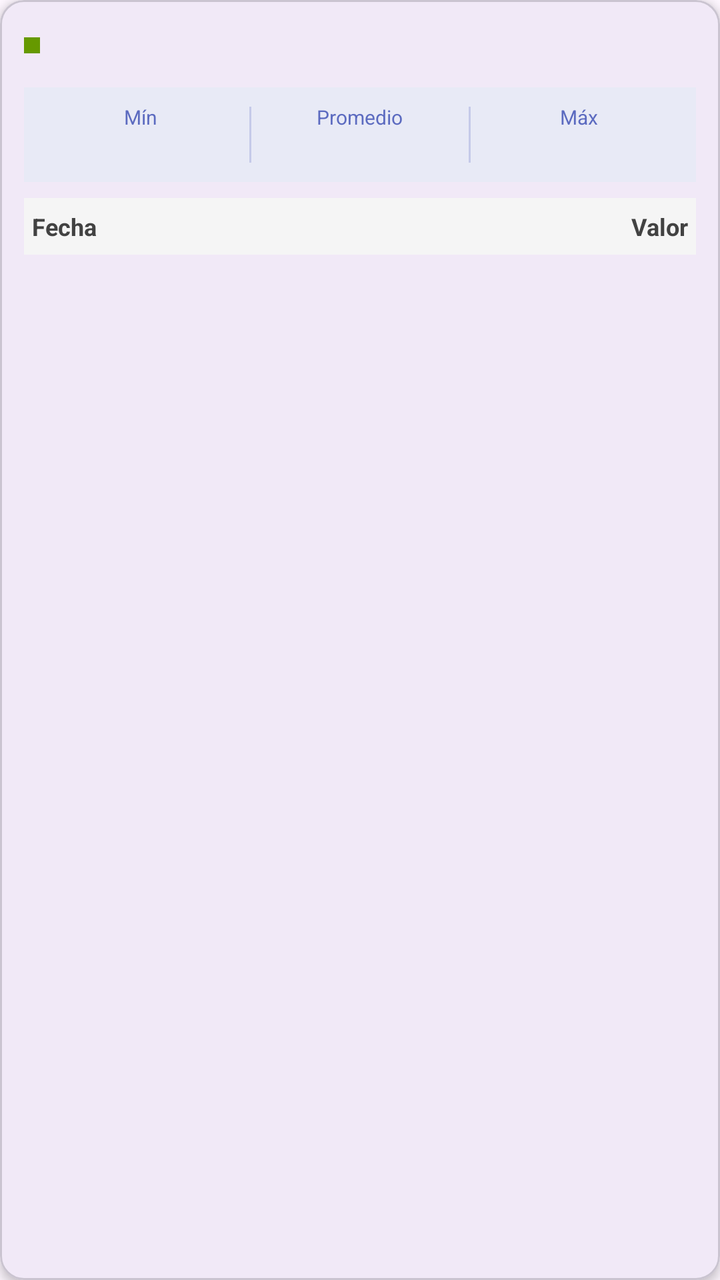
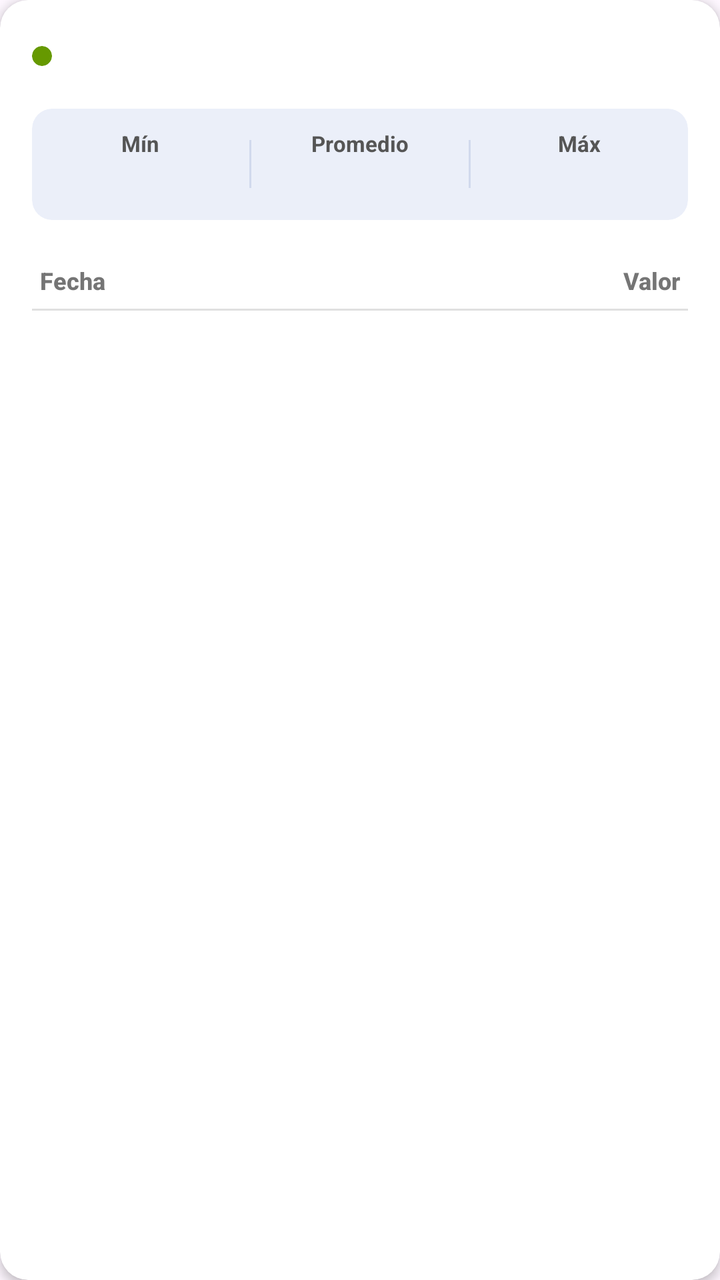

An Android layout rendered at two revisions. The XML below is the earlier revision; the diff shows what the commit changed to produce the second picture.
<!-- AndroidManifest.xml: application theme Theme.SMCAIOT -->
<!-- res/layout/item_sensor_table.xml -->
<?xml version="1.0" encoding="utf-8"?>
<com.google.android.material.card.MaterialCardView
    xmlns:android="http://schemas.android.com/apk/res/android"
    xmlns:app="http://schemas.android.com/apk/res-auto"
    android:layout_width="match_parent"
    android:layout_height="wrap_content"
    android:layout_marginHorizontal="12dp"
    android:layout_marginVertical="6dp"
    app:cardCornerRadius="12dp"
    app:cardElevation="3dp">

    <LinearLayout
        android:layout_width="match_parent"
        android:layout_height="wrap_content"
        android:orientation="vertical"
        android:padding="12dp">

        
        <LinearLayout
            android:layout_width="match_parent"
            android:layout_height="wrap_content"
            android:orientation="horizontal"
            android:gravity="center_vertical">

            <View
                android:id="@+id/viewSensorColor"
                android:layout_width="8dp"
                android:layout_height="8dp"
                android:layout_marginEnd="8dp"
                android:background="@android:color/holo_green_dark" />

            <TextView
                android:id="@+id/tvSensorName"
                android:layout_width="0dp"
                android:layout_height="wrap_content"
                android:layout_weight="1"
                android:textSize="14sp"
                android:textStyle="bold"
                android:textColor="#212121" />

            <TextView
                android:id="@+id/tvCurrentValue"
                android:layout_width="wrap_content"
                android:layout_height="wrap_content"
                android:textSize="16sp"
                android:textStyle="bold"
                android:textColor="#1565C0" />
        </LinearLayout>

        <TextView
            android:id="@+id/tvDisplayName"
            android:layout_width="wrap_content"
            android:layout_height="wrap_content"
            android:layout_marginStart="16dp"
            android:textSize="11sp"
            android:textColor="#757575"
            android:visibility="gone" />

        
        <LinearLayout
            android:id="@+id/llSummary"
            android:layout_width="match_parent"
            android:layout_height="wrap_content"
            android:orientation="horizontal"
            android:layout_marginTop="10dp"
            android:paddingVertical="8dp"
            android:paddingHorizontal="4dp"
            android:background="#E8EAF6"
            android:gravity="center_vertical">

            <LinearLayout
                android:layout_width="0dp"
                android:layout_height="wrap_content"
                android:layout_weight="1"
                android:orientation="vertical"
                android:gravity="center">

                <TextView
                    android:layout_width="wrap_content"
                    android:layout_height="wrap_content"
                    android:text="Mín"
                    android:textSize="10sp"
                    android:textColor="#5C6BC0" />

                <TextView
                    android:id="@+id/tvMinValue"
                    android:layout_width="wrap_content"
                    android:layout_height="wrap_content"
                    android:textSize="13sp"
                    android:textStyle="bold"
                    android:textColor="#283593" />
            </LinearLayout>

            <View
                android:layout_width="1dp"
                android:layout_height="28dp"
                android:background="#C5CAE9" />

            <LinearLayout
                android:layout_width="0dp"
                android:layout_height="wrap_content"
                android:layout_weight="1"
                android:orientation="vertical"
                android:gravity="center">

                <TextView
                    android:layout_width="wrap_content"
                    android:layout_height="wrap_content"
                    android:text="Promedio"
                    android:textSize="10sp"
                    android:textColor="#5C6BC0" />

                <TextView
                    android:id="@+id/tvAvgValue"
                    android:layout_width="wrap_content"
                    android:layout_height="wrap_content"
                    android:textSize="13sp"
                    android:textStyle="bold"
                    android:textColor="#283593" />
            </LinearLayout>

            <View
                android:layout_width="1dp"
                android:layout_height="28dp"
                android:background="#C5CAE9" />

            <LinearLayout
                android:layout_width="0dp"
                android:layout_height="wrap_content"
                android:layout_weight="1"
                android:orientation="vertical"
                android:gravity="center">

                <TextView
                    android:layout_width="wrap_content"
                    android:layout_height="wrap_content"
                    android:text="Máx"
                    android:textSize="10sp"
                    android:textColor="#5C6BC0" />

                <TextView
                    android:id="@+id/tvMaxValue"
                    android:layout_width="wrap_content"
                    android:layout_height="wrap_content"
                    android:textSize="13sp"
                    android:textStyle="bold"
                    android:textColor="#283593" />
            </LinearLayout>
        </LinearLayout>

        
        <LinearLayout
            android:layout_width="match_parent"
            android:layout_height="wrap_content"
            android:orientation="horizontal"
            android:layout_marginTop="8dp"
            android:paddingVertical="6dp"
            android:paddingHorizontal="4dp"
            android:background="#F5F5F5">

            <TextView
                android:layout_width="0dp"
                android:layout_height="wrap_content"
                android:layout_weight="1"
                android:text="Fecha"
                android:textSize="12sp"
                android:textStyle="bold"
                android:textColor="#424242" />

            <TextView
                android:layout_width="0dp"
                android:layout_height="wrap_content"
                android:layout_weight="1"
                android:text="Valor"
                android:textSize="12sp"
                android:textStyle="bold"
                android:textColor="#424242"
                android:gravity="end" />
        </LinearLayout>

        
        <LinearLayout
            android:id="@+id/llTableRows"
            android:layout_width="match_parent"
            android:layout_height="wrap_content"
            android:orientation="vertical" />

    </LinearLayout>
</com.google.android.material.card.MaterialCardView>
<!-- resources referenced by this layout -->
<resources>
  <style name="Theme.SMCAIOT" parent="Base.Theme.SMCAIOT" />
  <style name="Base.Theme.SMCAIOT" parent="Theme.Material3.DayNight.NoActionBar">
          
          
      </style>
</resources>

<!-- the commit's change to res/layout/item_sensor_table.xml (unified diff, before → after) -->
@@ -4,159 +4,186 @@
     xmlns:app="http://schemas.android.com/apk/res-auto"
     android:layout_width="match_parent"
     android:layout_height="wrap_content"
-    android:layout_marginHorizontal="12dp"
-    android:layout_marginVertical="6dp"
-    app:cardCornerRadius="12dp"
-    app:cardElevation="3dp">
+    android:layout_marginHorizontal="16dp"
+    android:layout_marginVertical="8dp"
+    app:cardBackgroundColor="@color/white"
+    app:cardCornerRadius="14dp"
+    app:cardElevation="3dp"
+    app:strokeWidth="0dp">
 
     <LinearLayout
         android:layout_width="match_parent"
         android:layout_height="wrap_content"
         android:orientation="vertical"
-        android:padding="12dp">
-
-        
+        android:padding="16dp">
+
         <LinearLayout
             android:layout_width="match_parent"
             android:layout_height="wrap_content"
             android:orientation="horizontal"
             android:gravity="center_vertical">
 
-            <View
-                android:id="@+id/viewSensorColor"
-                android:layout_width="8dp"
-                android:layout_height="8dp"
-                android:layout_marginEnd="8dp"
-                android:background="@android:color/holo_green_dark" />
+            <com.google.android.material.card.MaterialCardView
+                android:layout_width="10dp"
+                android:layout_height="10dp"
+                app:cardCornerRadius="5dp"
+                app:cardElevation="0dp"
+                app:strokeWidth="0dp"
+                app:cardBackgroundColor="@android:color/holo_green_dark">
+                <View
+                    android:id="@+id/viewSensorColor"
+                    android:layout_width="match_parent"
+                    android:layout_height="match_parent" />
+            </com.google.android.material.card.MaterialCardView>
 
             <TextView
                 android:id="@+id/tvSensorName"
                 android:layout_width="0dp"
                 android:layout_height="wrap_content"
                 android:layout_weight="1"
-                android:textSize="14sp"
-                android:textStyle="bold"
-                android:textColor="#212121" />
+                android:layout_marginStart="10dp"
+                android:textSize="15sp"
+                android:textStyle="bold"
+                android:textColor="#333333"
+                android:fontFamily="sans-serif-medium" />
 
             <TextView
                 android:id="@+id/tvCurrentValue"
                 android:layout_width="wrap_content"
                 android:layout_height="wrap_content"
-                android:textSize="16sp"
-                android:textStyle="bold"
-                android:textColor="#1565C0" />
+                android:textSize="18sp"
+                android:textStyle="bold"
+                android:textColor="@color/principal"
+                android:fontFamily="sans-serif-medium" />
         </LinearLayout>
 
         <TextView
             android:id="@+id/tvDisplayName"
             android:layout_width="wrap_content"
             android:layout_height="wrap_content"
-            android:layout_marginStart="16dp"
+            android:layout_marginStart="20dp"
             android:textSize="11sp"
             android:textColor="#757575"
             android:visibility="gone" />
 
-        
+        <com.google.android.material.card.MaterialCardView
+            android:id="@+id/llSummaryContainer"
+            android:layout_width="match_parent"
+            android:layout_height="wrap_content"
+            android:layout_marginTop="14dp"
+            app:cardBackgroundColor="@color/blanco_azulado"
+            app:cardCornerRadius="10dp"
+            app:cardElevation="0dp"
+            app:strokeWidth="0dp">
+
+            <LinearLayout
+                android:id="@+id/llSummary"
+                android:layout_width="match_parent"
+                android:layout_height="wrap_content"
+                android:orientation="horizontal"
+                android:paddingVertical="10dp"
+                android:gravity="center_vertical">
+
+                <LinearLayout
+                    android:layout_width="0dp"
+                    android:layout_height="wrap_content"
+                    android:layout_weight="1"
+                    android:orientation="vertical"
+                    android:gravity="center">
+
+                    <TextView
+                        android:layout_width="wrap_content"
+                        android:layout_height="wrap_content"
+                        android:text="Mín"
+                        android:textSize="11sp"
+                        android:textStyle="bold"
+                        android:textColor="#555555"
+                        android:fontFamily="sans-serif" />
+
+                    <TextView
+                        android:id="@+id/tvMinValue"
+                        android:layout_width="wrap_content"
+                        android:layout_height="wrap_content"
+                        android:layout_marginTop="2dp"
+                        android:textSize="14sp"
+                        android:textStyle="bold"
+                        android:textColor="@color/principal"
+                        android:fontFamily="sans-serif-medium" />
+                </LinearLayout>
+
+                <View
+                    android:layout_width="1dp"
+                    android:layout_height="24dp"
+                    android:background="#D1D9ED" />
+
+                <LinearLayout
+                    android:layout_width="0dp"
+                    android:layout_height="wrap_content"
+                    android:layout_weight="1"
+                    android:orientation="vertical"
+                    android:gravity="center">
+
+                    <TextView
+                        android:layout_width="wrap_content"
+                        android:layout_height="wrap_content"
+                        android:text="Promedio"
+                        android:textSize="11sp"
+                        android:textStyle="bold"
+                        android:textColor="#555555"
+                        android:fontFamily="sans-serif" />
+
+                    <TextView
+                        android:id="@+id/tvAvgValue"
+                        android:layout_width="wrap_content"
+                        android:layout_height="wrap_content"
+                        android:layout_marginTop="2dp"
+                        android:textSize="14sp"
+                        android:textStyle="bold"
+                        android:textColor="@color/principal"
+                        android:fontFamily="sans-serif-medium" />
+                </LinearLayout>
+
+                <View
+                    android:layout_width="1dp"
+                    android:layout_height="24dp"
+                    android:background="#D1D9ED" />
+
+                <LinearLayout
+                    android:layout_width="0dp"
+                    android:layout_height="wrap_content"
+                    android:layout_weight="1"
+                    android:orientation="vertical"
+                    android:gravity="center">
+
+                    <TextView
+                        android:layout_width="wrap_content"
+                        android:layout_height="wrap_content"
+                        android:text="Máx"
+                        android:textSize="11sp"
+                        android:textStyle="bold"
+                        android:textColor="#555555"
+                        android:fontFamily="sans-serif" />
+
+                    <TextView
+                        android:id="@+id/tvMaxValue"
+                        android:layout_width="wrap_content"
+                        android:layout_height="wrap_content"
+                        android:layout_marginTop="2dp"
+                        android:textSize="14sp"
+                        android:textStyle="bold"
+                        android:textColor="@color/principal"
+                        android:fontFamily="sans-serif-medium" />
+                </LinearLayout>
+            </LinearLayout>
+        </com.google.android.material.card.MaterialCardView>
+
         <LinearLayout
-            android:id="@+id/llSummary"
             android:layout_width="match_parent"
             android:layout_height="wrap_content"
             android:orientation="horizontal"
-            android:layout_marginTop="10dp"
-            android:paddingVertical="8dp"
-            android:paddingHorizontal="4dp"
-            android:background="#E8EAF6"
-            android:gravity="center_vertical">
-
-            <LinearLayout
-                android:layout_width="0dp"
-                android:layout_height="wrap_content"
-                android:layout_weight="1"
-                android:orientation="vertical"
-                android:gravity="center">
-
-                <TextView
-                    android:layout_width="wrap_content"
-                    android:layout_height="wrap_content"
-                    android:text="Mín"
-                    android:textSize="10sp"
-                    android:textColor="#5C6BC0" />
-
-                <TextView
-                    android:id="@+id/tvMinValue"
-                    android:layout_width="wrap_content"
-                    android:layout_height="wrap_content"
-                    android:textSize="13sp"
-                    android:textStyle="bold"
-                    android:textColor="#283593" />
-            </LinearLayout>
-
-            <View
-                android:layout_width="1dp"
-                android:layout_height="28dp"
-                android:background="#C5CAE9" />
-
-            <LinearLayout
-                android:layout_width="0dp"
-                android:layout_height="wrap_content"
-                android:layout_weight="1"
-                android:orientation="vertical"
-                android:gravity="center">
-
-                <TextView
-                    android:layout_width="wrap_content"
-                    android:layout_height="wrap_content"
-                    android:text="Promedio"
-                    android:textSize="10sp"
-                    android:textColor="#5C6BC0" />
-
-                <TextView
-                    android:id="@+id/tvAvgValue"
-                    android:layout_width="wrap_content"
-                    android:layout_height="wrap_content"
-                    android:textSize="13sp"
-                    android:textStyle="bold"
-                    android:textColor="#283593" />
-            </LinearLayout>
-
-            <View
-                android:layout_width="1dp"
-                android:layout_height="28dp"
-                android:background="#C5CAE9" />
-
-            <LinearLayout
-                android:layout_width="0dp"
-                android:layout_height="wrap_content"
-                android:layout_weight="1"
-                android:orientation="vertical"
-                android:gravity="center">
-
-                <TextView
-                    android:layout_width="wrap_content"
-                    android:layout_height="wrap_content"
-                    android:text="Máx"
-                    android:textSize="10sp"
-                    android:textColor="#5C6BC0" />
-
-                <TextView
-                    android:id="@+id/tvMaxValue"
-                    android:layout_width="wrap_content"
-                    android:layout_height="wrap_content"
-                    android:textSize="13sp"
-                    android:textStyle="bold"
-                    android:textColor="#283593" />
-            </LinearLayout>
-        </LinearLayout>
-
-        
-        <LinearLayout
-            android:layout_width="match_parent"
-            android:layout_height="wrap_content"
-            android:orientation="horizontal"
-            android:layout_marginTop="8dp"
+            android:layout_marginTop="16dp"
             android:paddingVertical="6dp"
-            android:paddingHorizontal="4dp"
-            android:background="#F5F5F5">
+            android:paddingHorizontal="4dp">
 
             <TextView
                 android:layout_width="0dp"
@@ -165,7 +192,8 @@
                 android:text="Fecha"
                 android:textSize="12sp"
                 android:textStyle="bold"
-                android:textColor="#424242" />
+                android:textColor="#757575"
+                android:fontFamily="sans-serif-medium" />
 
             <TextView
                 android:layout_width="0dp"
@@ -174,11 +202,17 @@
                 android:text="Valor"
                 android:textSize="12sp"
                 android:textStyle="bold"
-                android:textColor="#424242"
+                android:textColor="#757575"
+                android:fontFamily="sans-serif-medium"
                 android:gravity="end" />
         </LinearLayout>
 
-        
+        <View
+            android:layout_width="match_parent"
+            android:layout_height="1dp"
+            android:background="#E0E0E0"
+            android:layout_marginBottom="4dp" />
+
         <LinearLayout
             android:id="@+id/llTableRows"
             android:layout_width="match_parent"
<!-- resource entries referenced after the edit -->
@@ -1,9 +1,25 @@
 <!-- resources referenced by this layout -->
 <resources>
+  <color name="blanco_azulado">#EBEFF9</color>
+  <color name="principal">#274292</color>
+  <color name="white">#FFFFFFFF</color>
   <style name="Theme.SMCAIOT" parent="Base.Theme.SMCAIOT" />
   <style name="Base.Theme.SMCAIOT" parent="Theme.Material3.DayNight.NoActionBar">
-          
-          
+          <item name="colorPrimary">@color/principal</item>
+          <item name="colorOnPrimary">@color/white</item>
+  
+          <item name="chipStyle">@style/CustomChipStyle</item>
+      </style>
+  <style name="CustomChipStyle" parent="Widget.Material3.Chip.Filter">
+          <item name="android:textColor">@color/chip_text_color_selector</item>
+  
+          <item name="chipBackgroundColor">@color/chip_background_color_selector</item>
+  
+          <item name="chipStrokeColor">@android:color/transparent</item>
+          <item name="chipStrokeWidth">0dp</item>
+  
+          <item name="checkedIconVisible">false</item>
+  
       </style>
 </resources>
 
